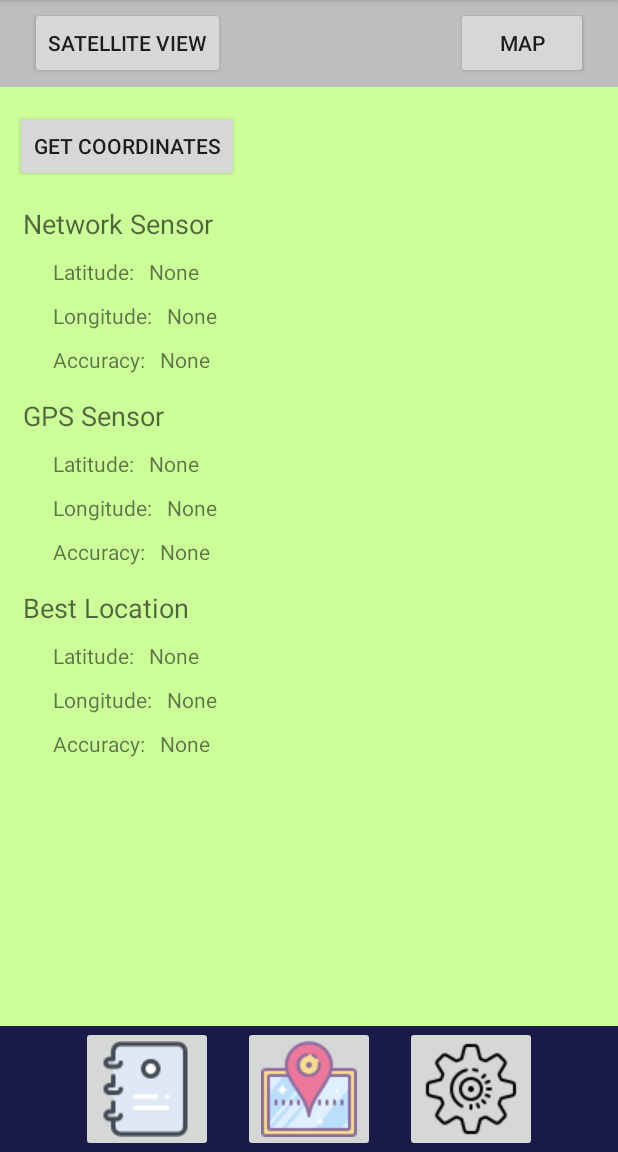
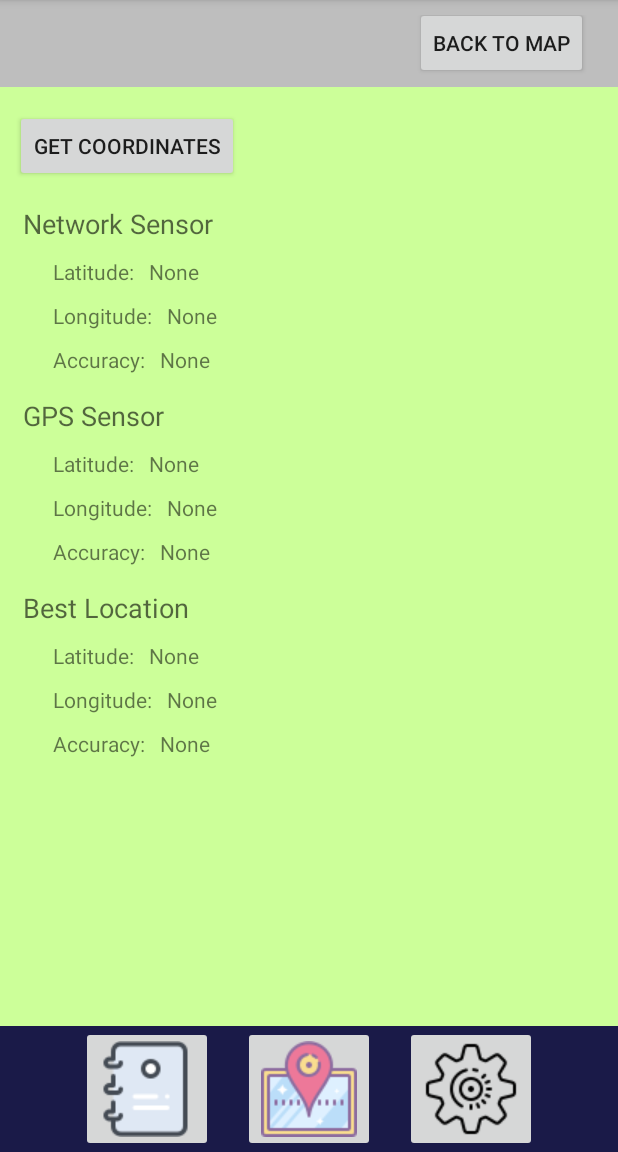
Before and after one commit to pkim17/MyContactList, an Android app: the ContactCoordinateActivity screen opened directly, with no data from a screen before it, on a phone screen of 412 x 824 dp, the part 84-1236 px from its top. Run offline under Robolectric (Android 15) with nearby library versions, the phone set to English and light mode, and no system bars.

Commit message:
I don't know what I did, but I fixed it. It's working now.

```diff
--- a/app/src/main/java/com/example/mycontactlist/ContactMapActivity.java
+++ b/app/src/main/java/com/example/mycontactlist/ContactMapActivity.java
@@ -323,7 +323,7 @@ public class ContactMapActivity extends AppCompatActivity
                 }
             });
 
-            gMap.animateCamera(CameraUpdateFactory.newLatLngBounds(builder.build(), measuredWidth, measuredHeight, 250));
+            gMap.animateCamera(CameraUpdateFactory.newLatLngBounds(builder.build(), measuredWidth, measuredHeight, 450));
         }
         else {
             if (currentContact != null) {
--- a/app/src/main/res/layout/view_lat_lng_acc.xml
+++ b/app/src/main/res/layout/view_lat_lng_acc.xml
@@ -18,17 +18,17 @@
         android:paddingTop="10dp"
         android:scrollbarSize="4dp">
 
-        <Button
-            android:id="@+id/buttonMapType"
-            android:layout_width="wrap_content"
-            android:layout_height="wrap_content"
-            android:layout_alignParentStart="true"
-            android:layout_alignParentLeft="true"
-            android:layout_centerVertical="true"
-            android:layout_marginStart="20dp"
-            android:layout_marginLeft="20dp"
-            android:text="@string/buttonSatelliteView"
-            android:textSize="14sp" />
+<!--        <Button-->
+<!--            android:id="@+id/buttonMapType"-->
+<!--            android:layout_width="wrap_content"-->
+<!--            android:layout_height="wrap_content"-->
+<!--            android:layout_alignParentStart="true"-->
+<!--            android:layout_alignParentLeft="true"-->
+<!--            android:layout_centerVertical="true"-->
+<!--            android:layout_marginStart="20dp"-->
+<!--            android:layout_marginLeft="20dp"-->
+<!--            android:text="@string/buttonSatelliteView"-->
+<!--            android:textSize="14sp" />-->
 
         <Button
             android:id="@+id/buttonGotoMap"
--- a/app/src/main/res/values/strings.xml
+++ b/app/src/main/res/values/strings.xml
@@ -58,7 +58,7 @@
     <string name="textHolderNetworkLatitude">None</string>
     <string name="textHolderNetworkLongitude">None</string>
     <string name="textHolderNetworkAccuracy">None</string>
-    <string name="textButtonGotoMap">Map</string>
+    <string name="textButtonGotoMap">Back to Map</string>
 
 
 
```
